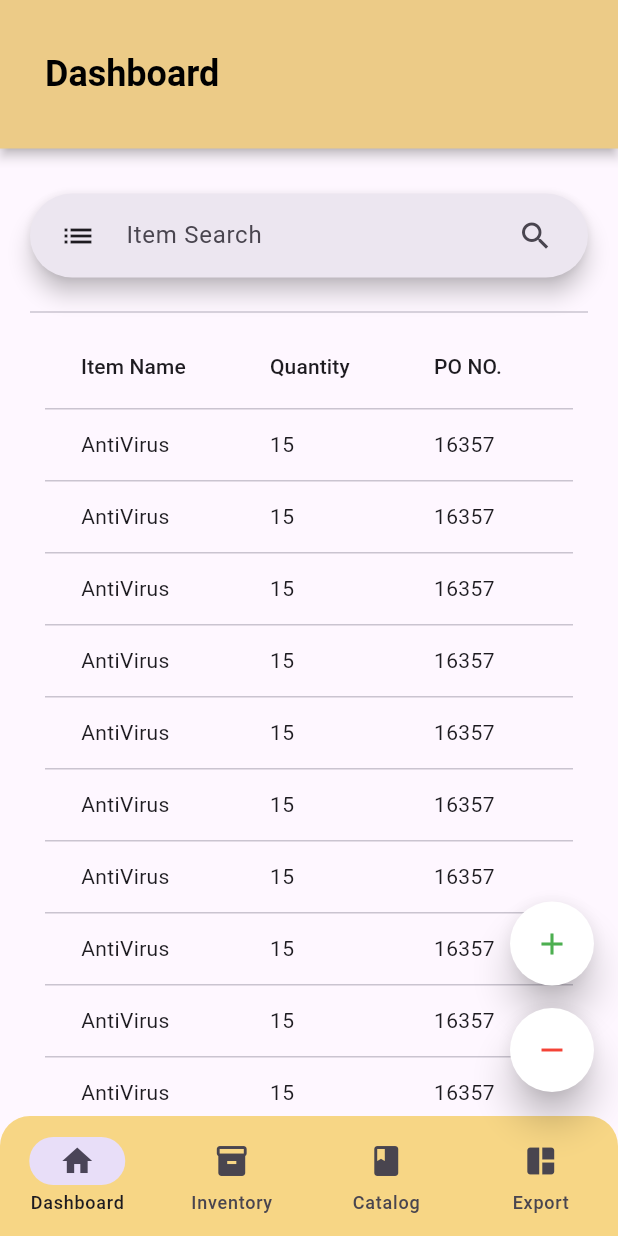
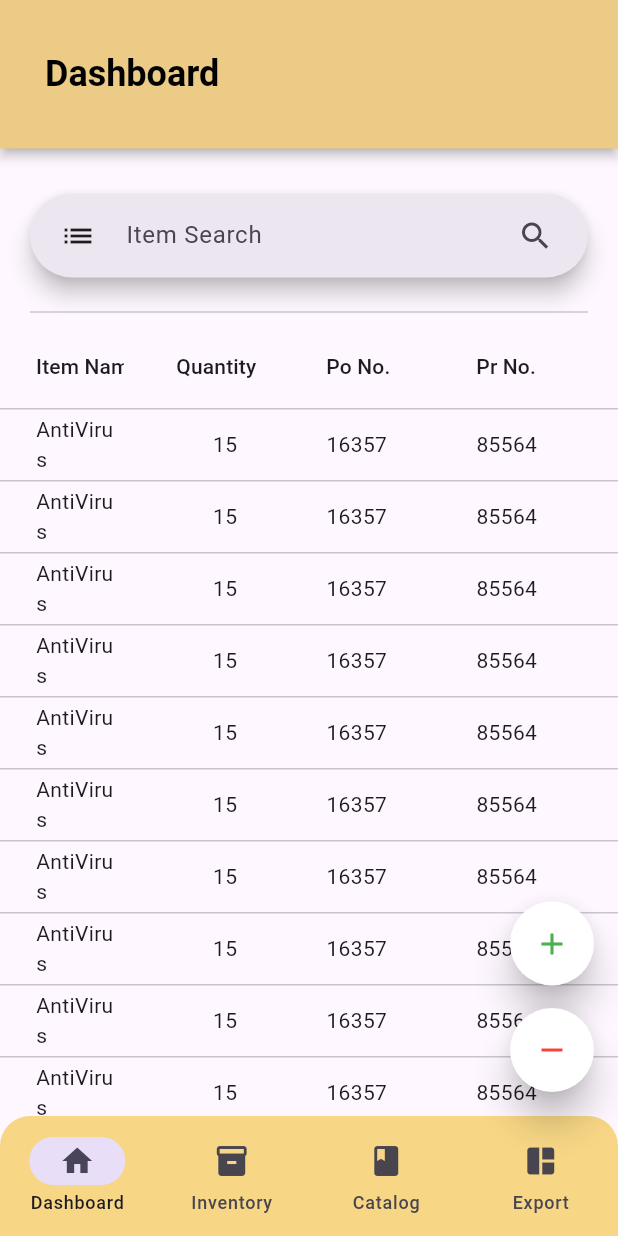
Before and after one commit to MorsHs/mobile-inventory-flutter, a Flutter app: the Catalog screen opened by its route, on a phone screen of 412 x 824 dp. Run offline on Flutter 3.47's test engine with Material 3 defaults, Android fonts, the phone set to English and light mode, and no system bars; drawn by our look-alikes of data_table_2; our stand-ins replace go_router, supabase_flutter; accounts and stored records are empty.

Commit message:
Seperated Datatable And added const on main.dart

```diff
--- /dev/null
+++ b/lib/Custom/CustomizedDataTable.dart
@@ -0,0 +1,95 @@
+import 'package:data_table_2/data_table_2.dart';
+import 'package:flutter/material.dart';
+
+class Customizeddatatable extends StatefulWidget {
+   final int type; // 0 = Inventory | 1 Item Catalog | 2 Item Release
+   const Customizeddatatable({super.key,required this.type});
+
+  @override
+  State<Customizeddatatable> createState() => _CustomizeddatatableState();
+}
+
+class _CustomizeddatatableState extends State<Customizeddatatable> {
+  @override
+  Widget build(BuildContext context) {
+    if(widget.type == 0){
+      return InventoryDataTable();
+    }
+    else if(widget.type == 1){
+      return CatalogDataTable();
+    }
+    return const Expanded(
+        child: Center(
+            child: Text("TABLE FAILED TO LOAD",
+              overflow: TextOverflow.fade,
+              style: TextStyle(
+                  fontSize: 25),
+            )
+        )
+    );
+  }
+}
+
+
+Widget CatalogDataTable() {
+  return Expanded(
+    child: DataTable2(
+        minWidth: 500, // yawa 10 hours ko ani dapat mag set kag minWidth para naa kay horizontal scrolling effect
+        columnSpacing: 35,
+        columns: const [
+          DataColumn2(label: Text("Item Name"), size: ColumnSize.L),
+          DataColumn2(
+            label: Text("Quantity"),
+            size: ColumnSize.L,
+          ),
+          DataColumn2(label: Text("Po No."), size: ColumnSize.L),
+          DataColumn2(label: Text("Pr No."), size: ColumnSize.L),
+          DataColumn2(label: Text("ICS No."), size: ColumnSize.L),
+        ],
+        rows: List<DataRow2>.generate(
+          100,
+              (index) => DataRow2(
+            cells: [
+              DataCell(
+                Text("AntiVirus",softWrap: true,overflow: TextOverflow.fade,),
+              ),
+              DataCell(Center(child: Text("15"))),
+              DataCell(Text("16357")),
+              DataCell(Text("85564")),
+              DataCell(Text("77885")),
+            ],
+          ),
+        )),
+  );
+}
+
+Widget InventoryDataTable() {
+  return Expanded(
+    child: DataTable2(
+        minWidth: 200, // yawa 10 hours ko ani dapat mag set kag minWidth para naa kay horizontal scrolling effect
+        columnSpacing: 50,
+        columns: const [
+          DataColumn2(label: Text("Item Code"), size: ColumnSize.S),
+          DataColumn2(
+            label: Center(child: Text("Item Name")),
+            size: ColumnSize.S,
+          ),
+          DataColumn2(label: Center(child: Text("Stock")), size: ColumnSize.S),
+        ],
+        rows: List<DataRow2>.generate(
+          100,
+              (index) => DataRow2(
+            cells: [
+              DataCell(
+                Text("0001",softWrap: true,overflow: TextOverflow.fade,),
+              ),DataCell(
+                Center(child: Text("AntiVirusasdasdasdasdasdasdasd",softWrap: true,overflow: TextOverflow.fade,)),
+              ),DataCell(
+                Center(child: Text("15",softWrap: true,overflow: TextOverflow.fade,)),
+              ),
+
+            ],
+          ),
+        )),
+  );
+}
--- a/lib/Pages/Home.dart
+++ b/lib/Pages/Home.dart
@@ -16,6 +16,7 @@ class _HomeState extends State<Home> {
   @override
   void initState() {
     name = 'Dashboard';
+    context.go('/');
     super.initState();
   }
 
--- a/lib/Pages/Item Catalog.dart
+++ b/lib/Pages/Item Catalog.dart
@@ -1,4 +1,5 @@
 import 'package:flutter/material.dart';
+import 'package:flutter_inventory/Custom/CustomizedDataTable.dart';
 
 class Catalog extends StatefulWidget {
   const Catalog({super.key});
@@ -15,10 +16,11 @@ class _CatalogState extends State<Catalog> {
         children: [
           SizedBox(height: 30),
           Container(
-            padding: EdgeInsets.only(left: 20,right: 20),
+            padding: EdgeInsets.only(left: 20, right: 20),
             child: SearchBar(
               hintText: 'Item Search',
-              leading: IconButton(onPressed: () => null, icon: Icon(Icons.list)),
+              leading:
+                  IconButton(onPressed: () => null, icon: Icon(Icons.list)),
               trailing: const [
                 Padding(
                   padding: EdgeInsets.only(right: 15),
@@ -27,36 +29,14 @@ class _CatalogState extends State<Catalog> {
               ],
             ),
           ),
-          const SizedBox(height: 15,),
-          const Divider(indent: 20,endIndent: 20,),
-          Expanded(
-            child: ListView(
-                padding: EdgeInsets.only(left: 30,right: 30),
-                children:[ Center(
-                  child: SingleChildScrollView(
-                    scrollDirection: Axis.horizontal,
-                    child: DataTable(
-                      columns: [
-                        DataColumn(label: Text('Item Name')),
-                        DataColumn(label: Text('Quantity')),
-                        DataColumn(label: Text('PO NO.')),
-                        DataColumn(label: Text('PR NO.')),
-                        DataColumn(label: Text('ICS NO.')),
-                      ], rows: List<DataRow>.generate(
-                      100,(index) => DataRow(cells: [
-                      DataCell(Text("AntiVirus")),
-                      DataCell(Text("15")),
-                      DataCell(Text("16357")),
-                      DataCell(Text("85564")),
-                      DataCell(Text("77885")),
-                    ],
-                    ),
-                    ),
-                  ),
-                  ),
-                )],
-            ),
-          )
+          const SizedBox(
+            height: 15,
+          ),
+          const Divider(
+            indent: 20,
+            endIndent: 20,
+          ),
+           Customizeddatatable(type: 1)
         ],
       ),
     );
--- a/lib/main.dart
+++ b/lib/main.dart
@@ -27,19 +27,19 @@ class _MyAppState extends State<MyApp> {
             GoRoute(
               name: 'Dashboard',
                 path: '/',
-                builder: (context, state) => Dashboard(),
+                builder: (context, state) => const Dashboard(),
               pageBuilder: (context, state) => _noAnimation(context: context, state: state, child: Dashboard()),
             ),
             GoRoute(
               name: 'Inventory',
               path: '/inventory',
-              builder: (context, state) => Inventory(),
+              builder: (context, state) => const Inventory(),
               pageBuilder: (context, state) => _noAnimation(context: context, state: state, child: Inventory()),
             ),
             GoRoute(
               name: 'Catalog',
               path: '/catalog',
-              builder: (context, state) => Catalog(),
+              builder: (context, state) => const Catalog(),
               pageBuilder: (context, state) => _noAnimation(context: context, state: state, child: Catalog()),
             ),
 
```
Also changed, not shown: lib/Pages/Inventory.dart (+5 -25 lines).
